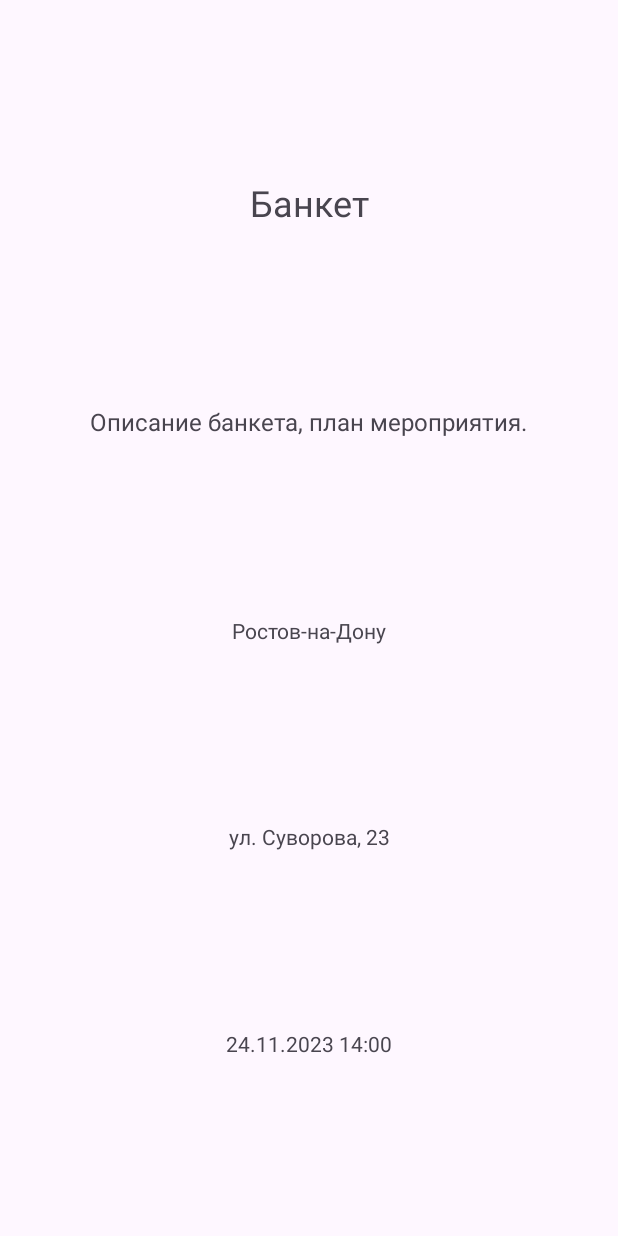
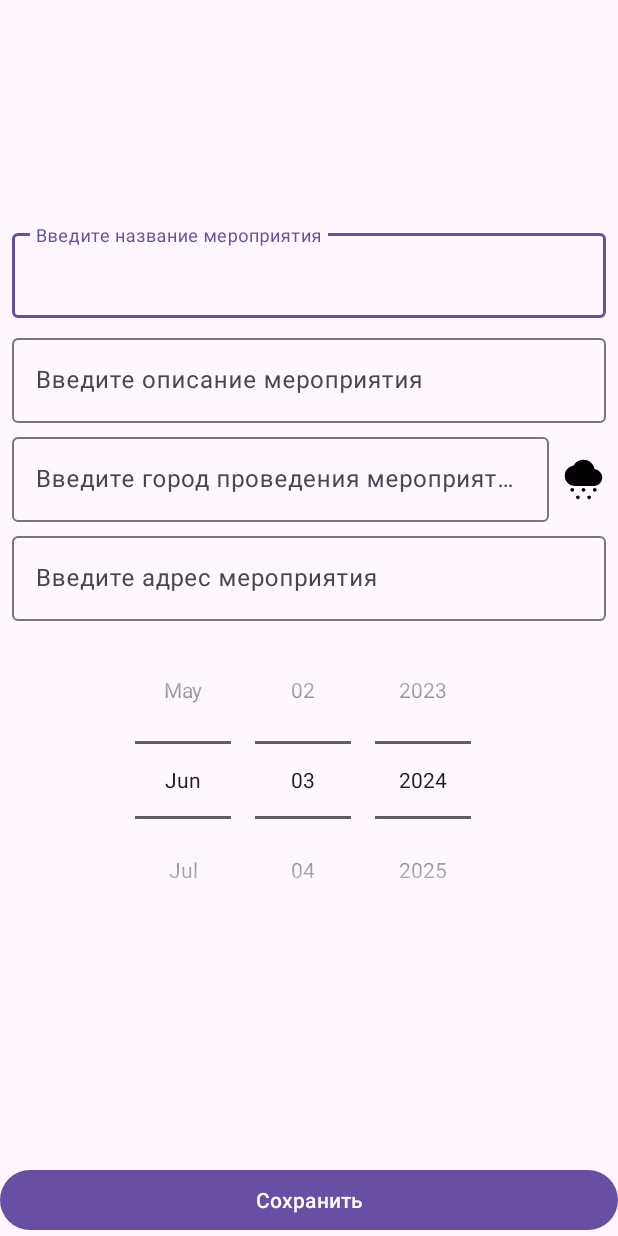
Before and after one commit to SultanovMuratB/EventPlanner, an Android app: the layout fragment_event_item.xml on its own in the app's theme, with its tools: preview values and no code run, on a phone screen of 412 x 824 dp. Run offline under Robolectric (Android 15) with nearby library versions, the phone set to English and light mode, and no system bars.

Commit message:
navigation

```diff
--- a/app/build.gradle.kts
+++ b/app/build.gradle.kts
@@ -1,7 +1,8 @@
 plugins {
     alias(libs.plugins.android.application)
     alias(libs.plugins.jetbrains.kotlin.android)
-//    alias(libs.plugins.ksp)
+    alias(libs.plugins.navigation.args)
+    alias(libs.plugins.parcelize)
 }
 
 android {
@@ -43,6 +44,7 @@ dependencies {
 
     implementation(libs.navigation.fragment)
     implementation(libs.navigation.ui)
+//    implementation(libs.navigation.args)
 
     implementation(libs.androidx.core.ktx)
     implementation(libs.androidx.appcompat)
--- a/app/src/main/java/com/sultanov/eventplanner/presentation/EventListAdapter.kt
+++ b/app/src/main/java/com/sultanov/eventplanner/presentation/EventListAdapter.kt
@@ -14,6 +14,7 @@ import com.sultanov.eventplanner.domain.entity.EventItem
 class EventListAdapter : ListAdapter<EventItem, EventListAdapter.EventItemViewHolder>(EventItemDiffCallback()) {
 
     var onEventIconClickListener: ((EventItem) -> Unit)? = null
+    var onEventItemClickListener: ((EventItem) -> Unit)? = null
 
     override fun onCreateViewHolder(parent: ViewGroup, viewType: Int): EventItemViewHolder {
         val layout = when (viewType) {
@@ -41,6 +42,9 @@ class EventListAdapter : ListAdapter<EventItem, EventListAdapter.EventItemViewHo
 
     override fun onBindViewHolder(holder: EventItemViewHolder, position: Int) {
         val eventItem = getItem(position)
+        holder.itemView.setOnClickListener {
+            onEventItemClickListener?.invoke(eventItem)
+        }
         holder.itemName.text = eventItem.name
         holder.address.text = eventItem.address
         holder.cityEvent.text = eventItem.cityEvent
--- a/app/src/main/java/com/sultanov/eventplanner/presentation/EventsListFragment.kt
+++ b/app/src/main/java/com/sultanov/eventplanner/presentation/EventsListFragment.kt
@@ -7,6 +7,7 @@ import android.view.View
 import android.view.ViewGroup
 import androidx.fragment.app.Fragment
 import androidx.lifecycle.ViewModelProvider
+import androidx.navigation.fragment.findNavController
 import androidx.recyclerview.widget.ItemTouchHelper
 import androidx.recyclerview.widget.RecyclerView
 import com.sultanov.eventplanner.R
@@ -55,6 +56,9 @@ class EventsListFragment : Fragment() {
         eventListAdapter.onEventIconClickListener = {
             viewModel.changeEventState(it)
         }
+        eventListAdapter.onEventItemClickListener = {
+            findNavController().navigate(R.id.action_eventsListFragment_to_eventItemFragment)
+        }
         setupSwipeListener(rvEventList)
     }
 
--- /dev/null
+++ b/app/src/main/res/drawable/baseline_cloudy_snowing_24.xml
@@ -0,0 +1,5 @@
+<vector xmlns:android="http://schemas.android.com/apk/res/android" android:height="24dp" android:tint="#000000" android:viewportHeight="24" android:viewportWidth="24" android:width="24dp">
+
+    <path android:fillColor="@android:color/white" android:pathData="M5,18c0,0.55 0.45,1 1,1s1,-0.45 1,-1s-0.45,-1 -1,-1S5,17.45 5,18zM17,18c0,0.55 0.45,1 1,1s1,-0.45 1,-1s-0.45,-1 -1,-1S17,17.45 17,18zM8,22c0,0.55 0.45,1 1,1s1,-0.45 1,-1s-0.45,-1 -1,-1S8,21.45 8,22zM11,18c0,0.55 0.45,1 1,1s1,-0.45 1,-1s-0.45,-1 -1,-1S11,17.45 11,18zM14,22c0,0.55 0.45,1 1,1s1,-0.45 1,-1s-0.45,-1 -1,-1S14,21.45 14,22zM17.5,16h-10C4.47,16 2,13.53 2,10.5c0,-2.76 2.09,-5.09 4.78,-5.44C7.83,3.18 9.82,2 12,2c2.97,0 5.45,2.18 5.92,5.02C20.21,7.23 22,9.16 22,11.5C22,13.98 19.98,16 17.5,16z"/>
+
+</vector>
--- a/app/src/main/res/layout/activity_main.xml
+++ b/app/src/main/res/layout/activity_main.xml
@@ -2,8 +2,10 @@
 <androidx.fragment.app.FragmentContainerView xmlns:android="http://schemas.android.com/apk/res/android"
     xmlns:app="http://schemas.android.com/apk/res-auto"
     xmlns:tools="http://schemas.android.com/tools"
-    android:id="@+id/shop_item_container"
-    android:name="com.sultanov.eventplanner.presentation.EventsListFragment"
+    android:id="@+id/event_container"
+    android:name="androidx.navigation.fragment.NavHostFragment"
+    app:navGraph="@navigation/nav_graph"
+    app:defaultNavHost="true"
     android:layout_width="match_parent"
     android:layout_height="match_parent"
     tools:layout = "@layout/fragment_events_list"
--- a/app/src/main/res/layout/fragment_event_item.xml
+++ b/app/src/main/res/layout/fragment_event_item.xml
@@ -1,61 +1,125 @@
 <?xml version="1.0" encoding="utf-8"?>
 <androidx.constraintlayout.widget.ConstraintLayout xmlns:android="http://schemas.android.com/apk/res/android"
+    xmlns:app="http://schemas.android.com/apk/res-auto"
     xmlns:tools="http://schemas.android.com/tools"
     android:layout_width="match_parent"
     android:layout_height="match_parent"
-    xmlns:app="http://schemas.android.com/apk/res-auto"
     tools:context=".presentation.EventItemFragment">
 
-    <TextView
-        android:layout_width="wrap_content"
+    <com.google.android.material.textfield.TextInputLayout
+        android:id="@+id/til_name"
+        android:layout_width="0dp"
         android:layout_height="wrap_content"
+        android:layout_marginStart="8dp"
+        android:layout_marginEnd="8dp"
+        android:layout_marginBottom="4dp"
+        app:layout_constraintBottom_toTopOf="@id/til_description"
+        app:layout_constraintEnd_toEndOf="parent"
         app:layout_constraintStart_toStartOf="parent"
         app:layout_constraintTop_toTopOf="parent"
+        app:layout_constraintVertical_chainStyle="packed">
+
+        <com.google.android.material.textfield.TextInputEditText
+            android:id="@+id/et_name"
+            android:layout_width="match_parent"
+            android:layout_height="wrap_content"
+            android:hint="@string/enter_event_name"
+            android:inputType="textCapWords" />
+    </com.google.android.material.textfield.TextInputLayout>
+
+    <com.google.android.material.textfield.TextInputLayout
+        android:id="@+id/til_description"
+        android:layout_width="0dp"
+        android:layout_height="wrap_content"
+        android:layout_marginStart="8dp"
+        android:layout_marginTop="4dp"
+        android:layout_marginEnd="8dp"
+        app:layout_constraintBottom_toTopOf="@+id/til_city_event"
         app:layout_constraintEnd_toEndOf="parent"
-        app:layout_constraintBottom_toTopOf="@+id/description"
-        android:id="@+id/eventName"
-        android:textSize="24sp"
-        tools:text = "Банкет"/>
+        app:layout_constraintStart_toStartOf="parent"
+        app:layout_constraintTop_toBottomOf="@+id/til_name">
 
-    <TextView
-        android:layout_width="wrap_content"
+        <com.google.android.material.textfield.TextInputEditText
+            android:id="@+id/et_description"
+            android:layout_width="match_parent"
+            android:layout_height="wrap_content"
+            android:hint="@string/enter_event_description"
+            android:inputType="number" />
+    </com.google.android.material.textfield.TextInputLayout>
+
+    <com.google.android.material.textfield.TextInputLayout
+        android:id="@+id/til_city_event"
+        android:layout_width="0dp"
         android:layout_height="wrap_content"
+        android:layout_marginStart="8dp"
+        android:layout_marginTop="4dp"
+        android:layout_marginEnd="8dp"
+        app:layout_constraintBottom_toTopOf="@+id/til_event_address"
+        app:layout_constraintEnd_toStartOf="@+id/weather_icon"
         app:layout_constraintStart_toStartOf="parent"
+        app:layout_constraintTop_toBottomOf="@+id/til_description">
+
+        <com.google.android.material.textfield.TextInputEditText
+            android:id="@+id/et_city_event"
+            android:layout_width="match_parent"
+            android:layout_height="wrap_content"
+            android:hint="@string/enter_event_city"
+            android:inputType="textCapWords" />
+    </com.google.android.material.textfield.TextInputLayout>
+
+    <ImageView
+        android:layout_width="30dp"
+        android:layout_height="30dp"
+        android:layout_marginTop="4dp"
+        android:layout_marginEnd="8dp"
+        android:id="@+id/weather_icon"
+        app:layout_constraintTop_toBottomOf="@+id/til_description"
+        app:layout_constraintStart_toEndOf="@+id/til_city_event"
         app:layout_constraintEnd_toEndOf="parent"
-        app:layout_constraintTop_toBottomOf="@+id/eventName"
-        app:layout_constraintBottom_toTopOf="@+id/cityEventItem"
-        android:id="@+id/description"
-        android:textSize="16sp"
-        tools:text = "Описание банкета, план мероприятия."/>
+        app:layout_constraintBottom_toTopOf="@+id/til_event_address"
+        android:src="@drawable/baseline_cloudy_snowing_24"
 
-    <TextView
-        android:layout_width="wrap_content"
+        />
+
+    <com.google.android.material.textfield.TextInputLayout
+        android:id="@+id/til_event_address"
+        android:layout_width="0dp"
         android:layout_height="wrap_content"
+        android:layout_marginStart="8dp"
+        android:layout_marginTop="4dp"
+        android:layout_marginEnd="8dp"
+        app:layout_constraintBottom_toTopOf="@+id/date_event"
+        app:layout_constraintEnd_toEndOf="parent"
         app:layout_constraintStart_toStartOf="parent"
+        app:layout_constraintTop_toBottomOf="@+id/til_city_event">
+
+        <com.google.android.material.textfield.TextInputEditText
+            android:id="@+id/et_event_address"
+            android:layout_width="match_parent"
+            android:layout_height="wrap_content"
+            android:hint="@string/enter_event_address"
+            android:inputType="textCapWords" />
+    </com.google.android.material.textfield.TextInputLayout>
+
+    <DatePicker
+        android:id="@+id/date_event"
+        android:layout_width="0dp"
+        android:layout_height="wrap_content"
+        android:datePickerMode="spinner"
+        android:calendarViewShown="false"
+        android:minDate="01.01.2024"
+        app:layout_constraintStart_toStartOf="parent"
+        app:layout_constraintTop_toBottomOf="@+id/til_event_address"
         app:layout_constraintEnd_toEndOf="parent"
-        app:layout_constraintTop_toBottomOf="@+id/description"
-        app:layout_constraintBottom_toTopOf="@+id/addressItem"
-        android:id="@+id/cityEventItem"
-        tools:text = "Ростов-на-Дону"/>
+        app:layout_constraintBottom_toTopOf="@+id/save_button"
+        />
 
-    <TextView
-        android:layout_width="wrap_content"
+    <Button
+        android:id="@+id/save_button"
+        android:layout_width="0dp"
         android:layout_height="wrap_content"
-        app:layout_constraintStart_toStartOf="parent"
+        android:text="@string/save_button"
+        app:layout_constraintBottom_toBottomOf="parent"
         app:layout_constraintEnd_toEndOf="parent"
-        app:layout_constraintTop_toBottomOf="@+id/cityEventItem"
-        app:layout_constraintBottom_toTopOf="@+id/dateEvent"
-        android:id="@+id/addressItem"
-        tools:text = "ул. Суворова, 23"/>
-
-    <TextView
-        android:layout_width="wrap_content"
-        android:layout_height="wrap_content"
-        app:layout_constraintStart_toStartOf="parent"
-        app:layout_constraintEnd_toEndOf="parent"
-        app:layout_constraintTop_toBottomOf="@+id/addressItem"
-        app:layout_constraintBottom_toBottomOf="parent"
-        tools:text = "24.11.2023 14:00"
-        android:id="@+id/dateEvent"/>
-
+        app:layout_constraintStart_toStartOf="parent" />
 </androidx.constraintlayout.widget.ConstraintLayout>
--- /dev/null
+++ b/app/src/main/res/navigation/nav_graph.xml
@@ -0,0 +1,22 @@
+<?xml version="1.0" encoding="utf-8"?>
+<navigation xmlns:android="http://schemas.android.com/apk/res/android"
+    xmlns:app="http://schemas.android.com/apk/res-auto"
+    xmlns:tools="http://schemas.android.com/tools"
+    android:id="@+id/navigation"
+    app:startDestination="@id/eventsListFragment">
+
+    <fragment
+        android:id="@+id/eventsListFragment"
+        android:name="com.sultanov.eventplanner.presentation.EventsListFragment"
+        android:label="fragment_events_list"
+        tools:layout="@layout/fragment_events_list" >
+        <action
+            android:id="@+id/action_eventsListFragment_to_eventItemFragment"
+            app:destination="@id/eventItemFragment" />
+    </fragment>
+    <fragment
+        android:id="@+id/eventItemFragment"
+        android:name="com.sultanov.eventplanner.presentation.EventItemFragment"
+        android:label="fragment_event_item"
+        tools:layout="@layout/fragment_event_item" />
+</navigation>
--- a/app/src/main/res/values/strings.xml
+++ b/app/src/main/res/values/strings.xml
@@ -4,4 +4,9 @@
     <string name="hello_blank_fragment">Hello blank fragment</string>
     <string name="add_new_event_item">Add new event item</string>
     <string name="visit">event is visited\n</string>
+    <string name="enter_event_name">Введите название мероприятия</string>
+    <string name="enter_event_description">Введите описание мероприятия</string>
+    <string name="enter_event_city">Введите город проведения мероприятия</string>
+    <string name="save_button">Сохранить</string>
+    <string name="enter_event_address">Введите адрес мероприятия</string>
 </resources>
--- a/build.gradle.kts
+++ b/build.gradle.kts
@@ -2,5 +2,6 @@
 plugins {
     alias(libs.plugins.android.application) apply false
     alias(libs.plugins.jetbrains.kotlin.android) apply false
-//    alias(libs.plugins.ksp) apply false
+    alias(libs.plugins.navigation.args) apply false
+    alias(libs.plugins.parcelize) apply false
 }
--- a/gradle/libs.versions.toml
+++ b/gradle/libs.versions.toml
@@ -26,8 +26,10 @@ androidx-constraintlayout = { group = "androidx.constraintlayout", name = "const
 #room-compiler = { group = "androidx.room", name = "room-compiler", version.ref = "room" }
 navigation-fragment = {group = "androidx.navigation", name = "navigation-fragment-ktx", version.ref = "navVersion"}
 navigation-ui = {group = "androidx.navigation", name = "navigation-ui-ktx", version.ref = "navVersion"}
+#navigation-args = {group = "androidx.navigation", name = "navigation-safe-args-gradle-plugin", version.ref = "navVersion"}
 
 [plugins]
 android-application = { id = "com.android.application", version.ref = "agp" }
 jetbrains-kotlin-android = { id = "org.jetbrains.kotlin.android", version.ref = "kotlin" }
-#ksp = { id = "com.google.devtools.ksp", version.ref = "ksp" }
+navigation-args = { id = "androidx.navigation.safeargs", version.ref = "navVersion" }
+parcelize = { id = "org.jetbrains.kotlin.plugin.parcelize", version.ref = "kotlin" }
```
